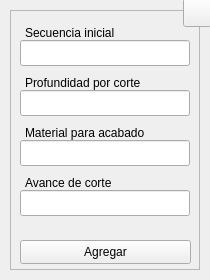
First picture: the form in interfaces/ui_files/rough_turn_cycle.ui, repository Raw0201/GcodeEditor3, before the edit.
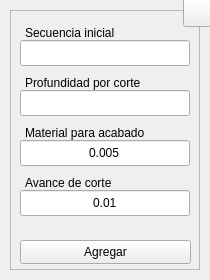
Second picture: the form after the edit. Icons and pictures are not drawn.

What changed in the file:
```diff
--- a/interfaces/ui_files/rough_turn_cycle.ui
+++ b/interfaces/ui_files/rough_turn_cycle.ui
@@ -2298,6 +2298,9 @@
      <property name="statusTip">
       <string/>
      </property>
+     <property name="text">
+      <string>0.005</string>
+     </property>
      <property name="alignment">
       <set>Qt::AlignCenter</set>
      </property>
@@ -2351,6 +2354,9 @@
      <property name="statusTip">
       <string/>
      </property>
+     <property name="text">
+      <string>0.01</string>
+     </property>
      <property name="alignment">
       <set>Qt::AlignCenter</set>
      </property>
```
